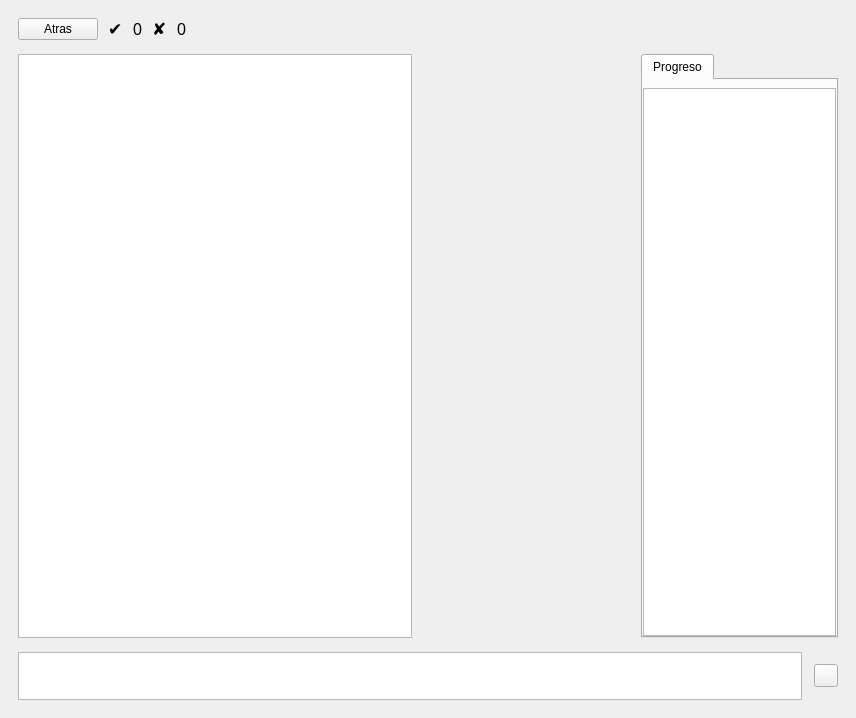
This is src/gui/slrtutorwindow.ui in jose-rZM/SyntaxTutor as Qt 5 draws it before an edit. The edited form follows.
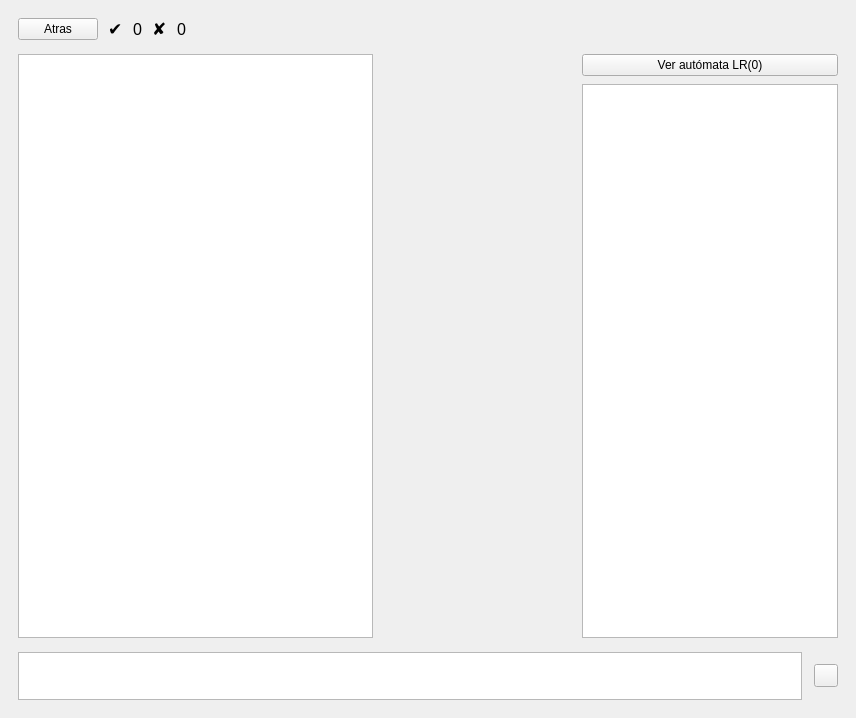
This is the edited form. Icons and pictures are not drawn. Custom widgets are drawn as their Qt base class.

Commit message: feat: extract automaton to a dedicated view

```diff
--- a/src/gui/slrtutorwindow.ui
+++ b/src/gui/slrtutorwindow.ui
@@ -176,43 +176,34 @@
         </widget>
        </item>
       <item>
-       <widget class="QTabWidget" name="rightPanelTabs">
+       <layout class="QVBoxLayout" name="rightPanelLayout">
+        <property name="spacing">
+         <number>8</number>
+        </property>
+        <item>
+         <widget class="QPushButton" name="automatonButton">
+          <property name="cursor">
+           <cursorShape>PointingHandCursor</cursorShape>
+          </property>
+          <property name="text">
+           <string>Ver autómata LR(0)</string>
+          </property>
+         </widget>
+        </item>
+        <item>
+         <widget class="QTextEdit" name="textEdit">
         <property name="sizePolicy">
          <sizepolicy hsizetype="Expanding" vsizetype="Expanding">
           <horstretch>2</horstretch>
           <verstretch>0</verstretch>
          </sizepolicy>
         </property>
-        <property name="currentIndex">
-         <number>0</number>
-        </property>
-        <widget class="QWidget" name="progressTab">
-         <attribute name="title">
-          <string>Progreso</string>
-         </attribute>
-         <layout class="QVBoxLayout" name="progressTabLayout">
-          <property name="leftMargin">
-           <number>0</number>
-          </property>
-          <property name="topMargin">
-           <number>8</number>
-          </property>
-          <property name="rightMargin">
-           <number>0</number>
-          </property>
-          <property name="bottomMargin">
-           <number>0</number>
-          </property>
-          <item>
-           <widget class="QTextEdit" name="textEdit">
             <property name="readOnly">
              <bool>true</bool>
             </property>
            </widget>
           </item>
          </layout>
-        </widget>
-       </widget>
       </item>
      </layout>
    </item>
```
Lines whose indentation alone changed are shown as unchanged. The commit also changes 3 other files.
